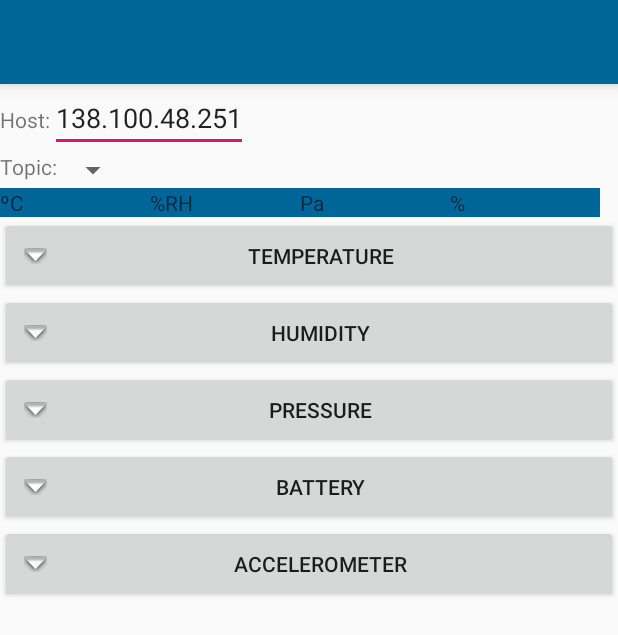
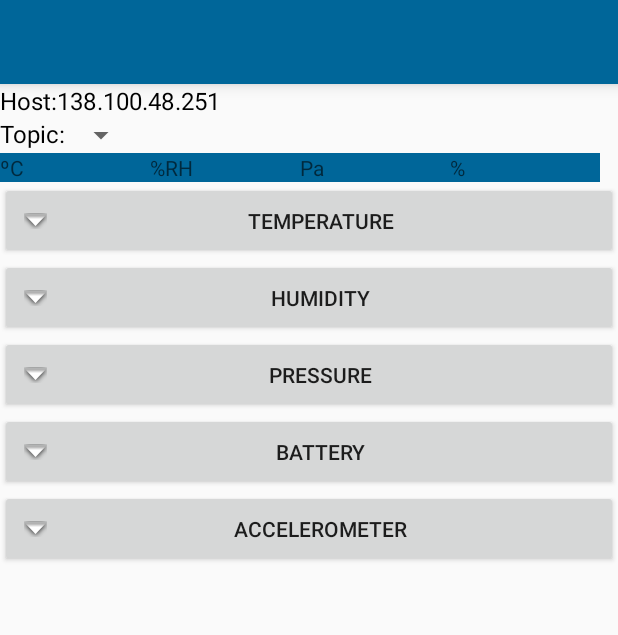
Before and after one commit to Midelcas/ASPAndroid, an Android app: the layout activity_main.xml on its own in the app's theme, with its tools: preview values and no code run, on a phone screen of 412 x 824 dp. Shown: the top 635 px of the screen. Run offline under Robolectric (Android 15) with nearby library versions, the phone set to English and light mode, and no system bars; plain views replace LineChart.

Commit message:
POPUP when trying to connect to choose the host

```diff
--- a/SensorNetwork/app/src/main/res/layout/activity_main.xml
+++ b/SensorNetwork/app/src/main/res/layout/activity_main.xml
@@ -30,14 +30,18 @@
                 <TextView
                     android:layout_width="wrap_content"
                     android:layout_height="wrap_content"
-                    android:text="Host:" />
+                    android:text="Host:"
+                    android:textColor="#000000"
+                    android:textSize="16sp"/>
 
-                <EditText
+                <TextView
                     android:id="@+id/hostET"
                     android:layout_width="wrap_content"
                     android:layout_height="wrap_content"
                     android:hint="host"
-                    android:text="138.100.48.251"/>
+                    android:text="138.100.48.251"
+                    android:textColor="#000000"
+                    android:textSize="16sp"/>
             </LinearLayout>
             <LinearLayout
                 android:layout_width="wrap_content"
@@ -45,7 +49,9 @@
                 <TextView
                     android:text="Topic:"
                     android:layout_width="wrap_content"
-                    android:layout_height="wrap_content" />
+                    android:layout_height="wrap_content"
+                    android:textColor="#000000"
+                    android:textSize="16sp"/>
                 <Spinner
                     android:id="@+id/topicS"
                     android:layout_width="wrap_content"
--- a/SensorNetwork/app/src/main/res/values/styles.xml
+++ b/SensorNetwork/app/src/main/res/values/styles.xml
@@ -7,5 +7,11 @@
         <item name="colorPrimaryDark">@color/colorPrimaryDark</item>
         <item name="colorAccent">@color/colorAccent</item>
     </style>
+    <style name="AlertDialogStyle" parent="Theme.AppCompat.Light.Dialog">
+        <item name="colorAccent">#006699</item>
+        <item name="android:width">120dp</item>
+        <item name="android:textColor">#006699</item>
+        <item name="android:textColorPrimary">#006699</item>
+    </style>
 
 </resources>
```
Also changed, not shown: SensorNetwork/app/src/main/java/com/sn_g2/sensornetwork/MainActivity.java (+43 -3 lines), SensorNetwork/app/src/main/res/layout/pop_up_host.xml (added, +21 -0 lines).
